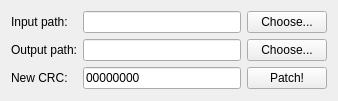
First picture: the form in gui/mainwindow.ui, repository rr-/CRC-manipulator, before the edit.
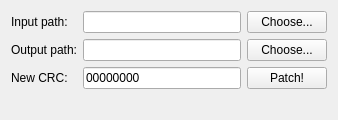
Second picture: the form after the edit.

Commit message: Added simple status bar

Patch:
```diff
--- a/gui/mainwindow.ui
+++ b/gui/mainwindow.ui
@@ -84,6 +84,13 @@
         </property>
        </widget>
       </item>
+      <item row="3" column="0" colspan="3">
+       <widget class="QLabel" name="statusLabel">
+        <property name="alignment">
+         <set>Qt::AlignCenter</set>
+        </property>
+       </widget>
+      </item>
      </layout>
     </item>
    </layout>
```
The commit also changes 1 other file.
